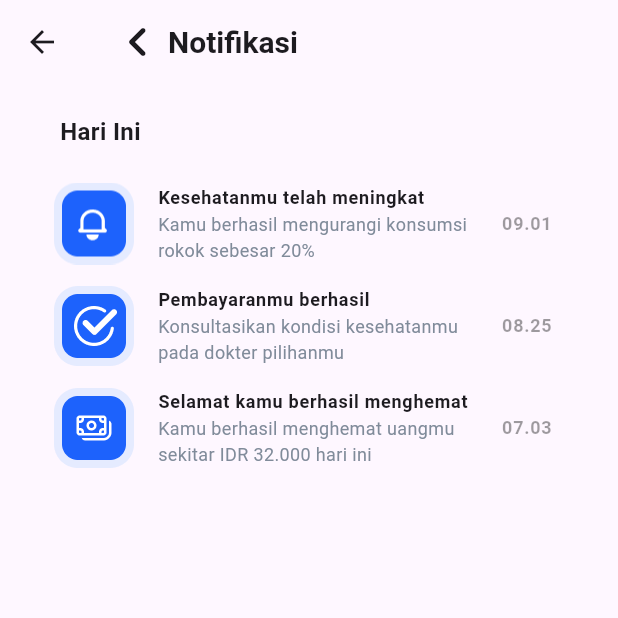
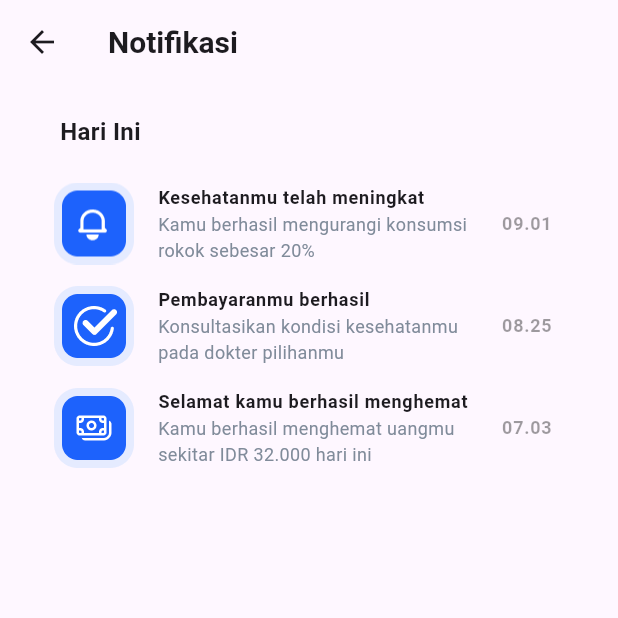
Before and after one commit to alipw/lungscare-mobile, a Flutter app: the NotifikasiPageView screen opened by its route, on a phone screen of 412 x 824 dp, the top half of it. Run offline on Flutter 3.47's test engine with Material 3 defaults, Android fonts, the light colour scheme and no system bars; our stand-ins replace cloud_firestore, firebase_auth, firebase_core, get, introduction_screen; accounts and stored records are empty.

Commit message:
update: last done#2

```diff
--- a/lib/app/modules/notifikasi_page/views/notifikasi_page_view.dart
+++ b/lib/app/modules/notifikasi_page/views/notifikasi_page_view.dart
@@ -12,10 +12,6 @@ class NotifikasiPageView extends GetView<NotifikasiPageController> {
       appBar: AppBar(
         title: const Row(
           children: [
-            Icon(
-              Icons.chevron_left_rounded,
-              size: 40,
-            ),
             Text(
               'Notifikasi',
               style: TextStyle(
```
